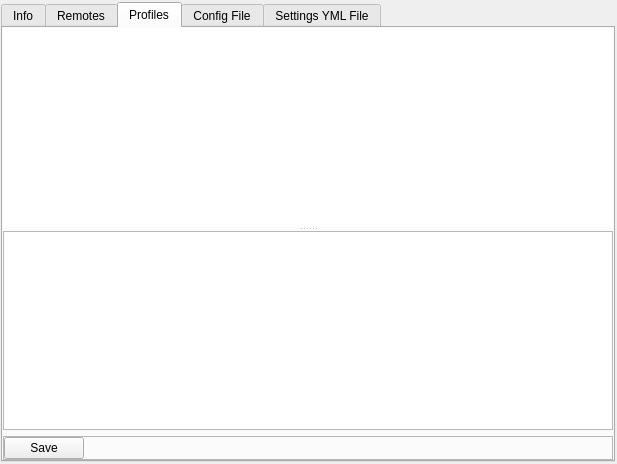
The window that src/conan_app_launcher/ui/views/conan_conf/conan_conf.ui (goszpeti/conan_explorer) describes before a commit, drawn with Qt 5.
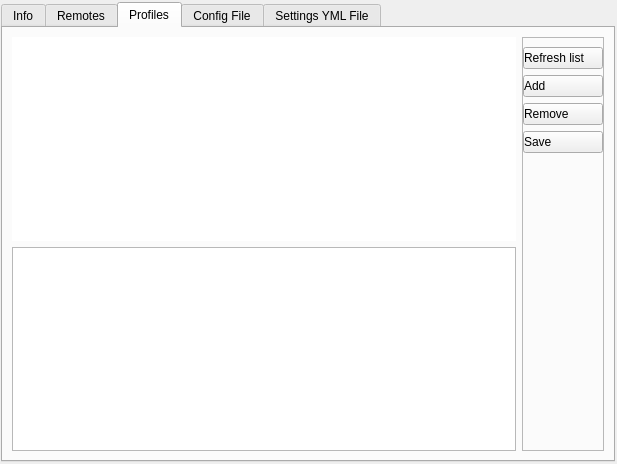
The same window after the commit. The open tabs and pages were chosen to show the change.

Diff of the .ui file:
```diff
--- a/src/conan_app_launcher/ui/views/conan_conf/conan_conf.ui
+++ b/src/conan_app_launcher/ui/views/conan_conf/conan_conf.ui
@@ -380,93 +380,91 @@
        <string>Profiles</string>
       </attribute>
       <layout class="QVBoxLayout" name="verticalLayout_5">
-       <property name="leftMargin">
-        <number>0</number>
-       </property>
-       <property name="topMargin">
-        <number>0</number>
-       </property>
-       <property name="rightMargin">
-        <number>0</number>
-       </property>
-       <property name="bottomMargin">
-        <number>0</number>
-       </property>
        <item>
-        <widget class="QSplitter" name="splitter">
-         <property name="orientation">
-          <enum>Qt::Vertical</enum>
-         </property>
-         <widget class="QListView" name="profiles_list_view">
-          <property name="frameShape">
-           <enum>QFrame::NoFrame</enum>
-          </property>
-          <property name="movement">
-           <enum>QListView::Free</enum>
-          </property>
-          <property name="uniformItemSizes">
-           <bool>true</bool>
-          </property>
-         </widget>
-         <widget class="QTextBrowser" name="profiles_text_browser">
-          <property name="readOnly">
-           <bool>false</bool>
-          </property>
-         </widget>
-        </widget>
-       </item>
-       <item>
-        <widget class="QFrame" name="frame_2">
-         <property name="minimumSize">
-          <size>
-           <width>0</width>
-           <height>0</height>
-          </size>
-         </property>
-         <property name="frameShape">
-          <enum>QFrame::StyledPanel</enum>
-         </property>
-         <property name="frameShadow">
-          <enum>QFrame::Raised</enum>
-         </property>
-         <layout class="QHBoxLayout" name="horizontalLayout_2">
-          <property name="spacing">
-           <number>0</number>
-          </property>
-          <property name="leftMargin">
-           <number>0</number>
-          </property>
-          <property name="topMargin">
-           <number>0</number>
-          </property>
-          <property name="rightMargin">
-           <number>0</number>
-          </property>
-          <property name="bottomMargin">
-           <number>0</number>
-          </property>
-          <item>
-           <widget class="QPushButton" name="save_profile_button">
-            <property name="text">
-             <string>Save</string>
+        <layout class="QGridLayout" name="profiles_layout">
+         <item row="0" column="0">
+          <widget class="QListView" name="profiles_list_view">
+           <property name="frameShape">
+            <enum>QFrame::NoFrame</enum>
+           </property>
+           <property name="movement">
+            <enum>QListView::Free</enum>
+           </property>
+           <property name="uniformItemSizes">
+            <bool>true</bool>
+           </property>
+          </widget>
+         </item>
+         <item row="0" column="1" rowspan="2">
+          <widget class="QFrame" name="profiles_buttons_frame">
+           <property name="styleSheet">
+            <string notr="true">QPushButton {Text-align:left}</string>
+           </property>
+           <property name="frameShape">
+            <enum>QFrame::StyledPanel</enum>
+           </property>
+           <property name="frameShadow">
+            <enum>QFrame::Raised</enum>
+           </property>
+           <layout class="QVBoxLayout" name="verticalLayout_9">
+            <property name="leftMargin">
+             <number>0</number>
             </property>
-           </widget>
-          </item>
-          <item>
-           <spacer name="horizontalSpacer_2">
-            <property name="orientation">
-             <enum>Qt::Horizontal</enum>
+            <property name="rightMargin">
+             <number>0</number>
             </property>
-            <property name="sizeHint" stdset="0">
-             <size>
-              <width>40</width>
-              <height>20</height>
-             </size>
-            </property>
-           </spacer>
-          </item>
-         </layout>
-        </widget>
+            <item>
+             <widget class="QPushButton" name="profile_refresh_button">
+              <property name="text">
+               <string>Refresh list</string>
+              </property>
+             </widget>
+            </item>
+            <item>
+             <widget class="QPushButton" name="profile_add_button">
+              <property name="text">
+               <string>Add</string>
+              </property>
+             </widget>
+            </item>
+            <item>
+             <widget class="QPushButton" name="profile_remove_button">
+              <property name="text">
+               <string>Remove</string>
+              </property>
+             </widget>
+            </item>
+            <item>
+             <widget class="QPushButton" name="profile_save_button">
+              <property name="text">
+               <string>Save</string>
+              </property>
+             </widget>
+            </item>
+            <item>
+             <spacer name="profiles_btns_spacer">
+              <property name="orientation">
+               <enum>Qt::Vertical</enum>
+              </property>
+              <property name="sizeHint" stdset="0">
+               <size>
+                <width>20</width>
+                <height>40</height>
+               </size>
+              </property>
+             </spacer>
+            </item>
+           </layout>
+          </widget>
+         </item>
+         <item row="1" column="0">
+          <widget class="QTextBrowser" name="profiles_text_browser">
+           <property name="readOnly">
+            <bool>false</bool>
+           </property>
+          </widget>
+         </item>
+        </layout>
        </item>
       </layout>
      </widget>
```
Left out of the diff: 54 changed lines with no effect on the pictures.
